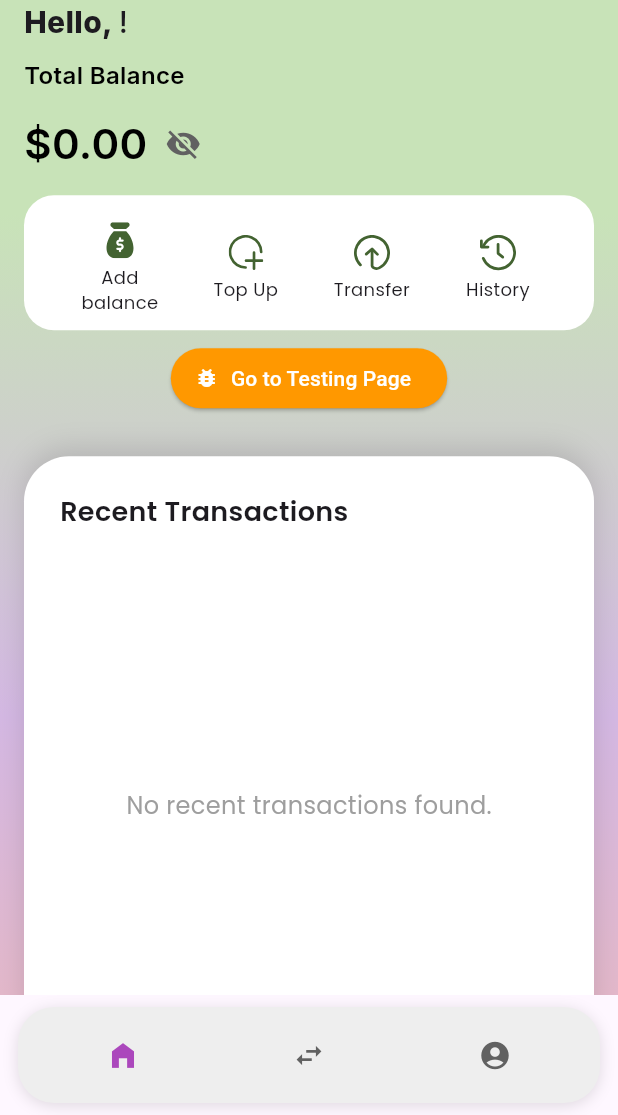
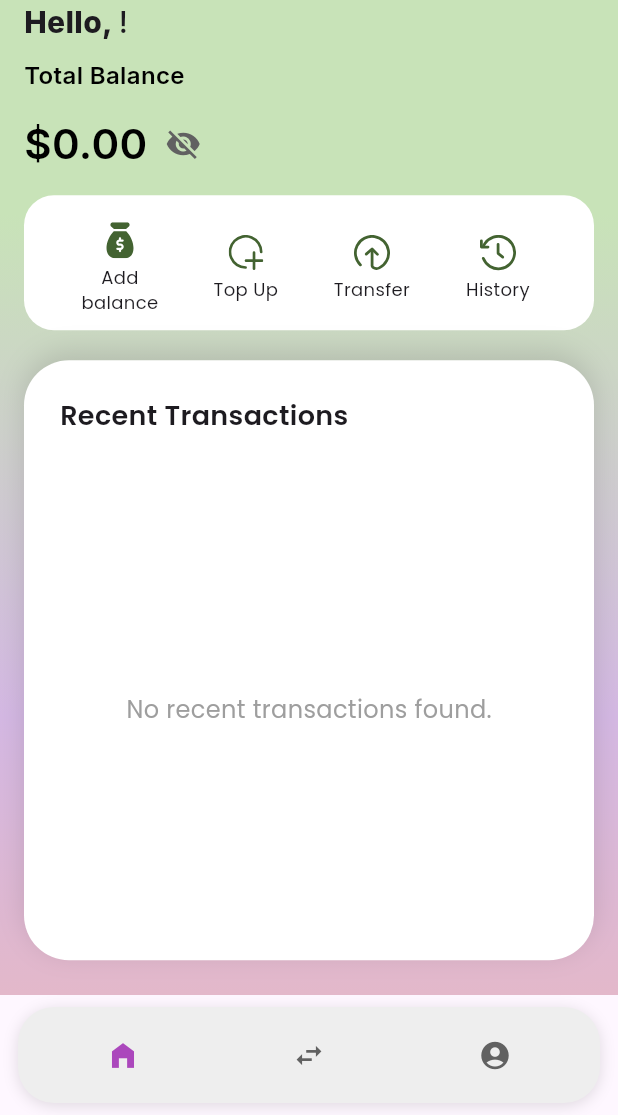
Before and after one commit to archie1345/cashit, a Flutter app: the Homepage screen opened by its route, on a phone screen of 412 x 824 dp, the part 121-1236 px from its top. Run offline on Flutter 3.47's test engine with Material 3 defaults, Android fonts, the phone set to English and light mode, and no system bars; our stand-ins replace app_links, cloud_firestore, firebase_auth, firebase_core, firebase_storage, flutter_svg and 6 more; missing offline and left inert: flutter_stripe; accounts and stored records are empty; project files that could hold a hidden picture were left out.

Commit message:
remove testing button

```diff
--- a/lib/page/home.dart
+++ b/lib/page/home.dart
@@ -406,23 +406,23 @@ class _HomepageState extends State<Homepage> with WidgetsBindingObserver {
                               ),
                             ),
                           ),
-                          Padding(
-                            padding: const EdgeInsets.all(8.0),
-                            child: ElevatedButton.icon(
-                              onPressed: () {
-                                Navigator.pushNamed(context, '/testing');
-                              },
-                              icon: const Icon(Icons.bug_report, size: 16),
-                              label: const Text("Go to Testing Page"),
-                              style: ElevatedButton.styleFrom(
-                                backgroundColor: Colors.orange,
-                                foregroundColor: Colors.white,
-                                shape: RoundedRectangleBorder(
-                                  borderRadius: BorderRadius.circular(20)
-                                )
-                              ),
-                            ),
-                          ),
+                          // Padding(
+                          //   padding: const EdgeInsets.all(8.0),
+                          //   child: ElevatedButton.icon(
+                          //     onPressed: () {
+                          //       Navigator.pushNamed(context, '/testing');
+                          //     },
+                          //     icon: const Icon(Icons.bug_report, size: 16),
+                          //     label: const Text("Go to Testing Page"),
+                          //     style: ElevatedButton.styleFrom(
+                          //       backgroundColor: Colors.orange,
+                          //       foregroundColor: Colors.white,
+                          //       shape: RoundedRectangleBorder(
+                          //         borderRadius: BorderRadius.circular(20)
+                          //       )
+                          //     ),
+                          //   ),
+                          // ),
                           Padding(
                             padding: const EdgeInsets.symmetric(
                               horizontal: 10,
```
